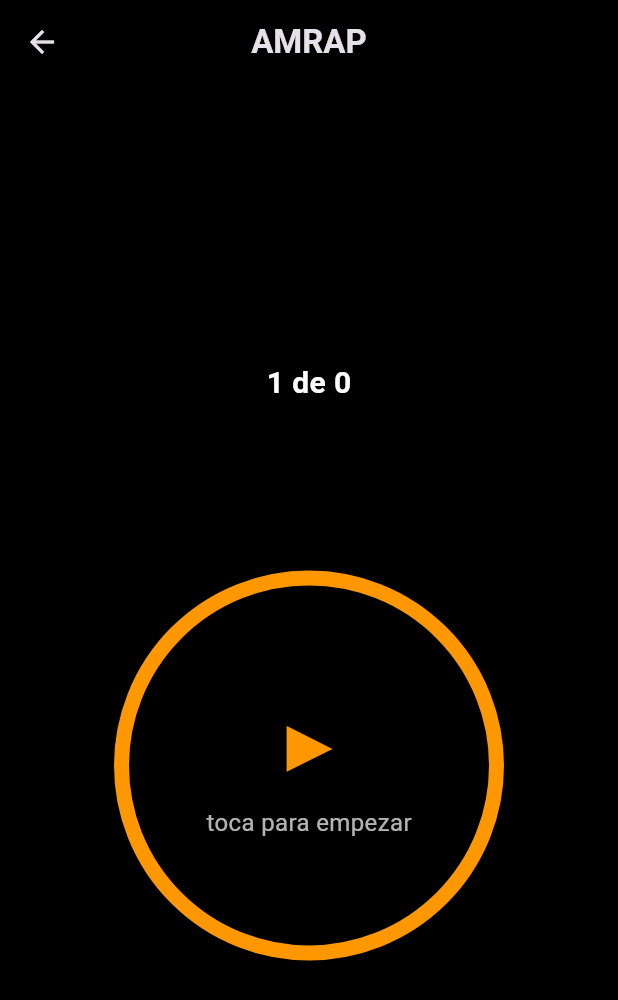
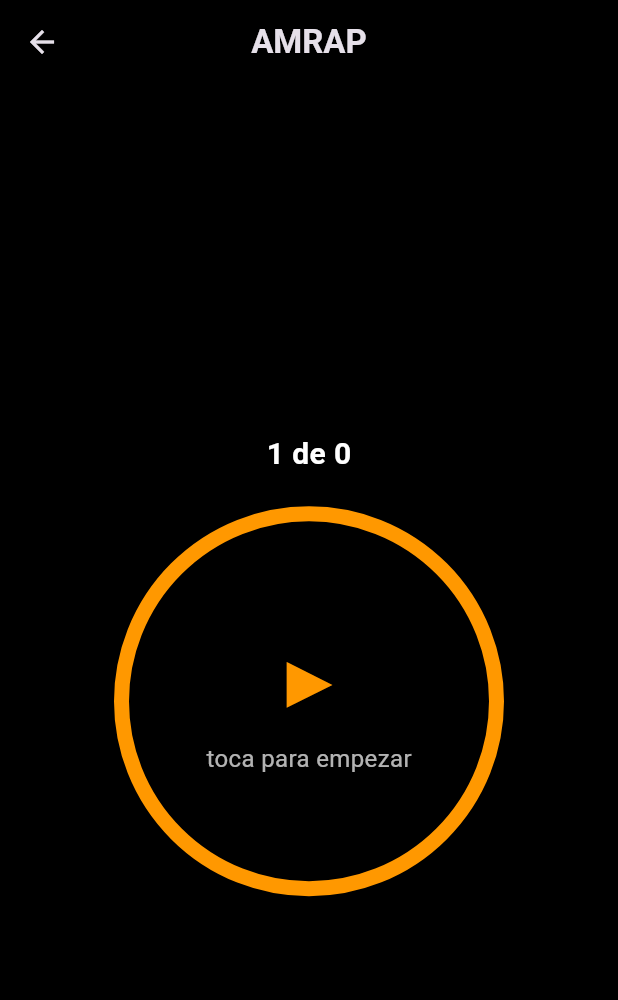
Before and after one commit to tbtkd/smartwod, a Flutter app: the TimerScreen screen opened directly with empty values, on a phone screen of 412 x 824 dp. Shown: the top 1000 px of the screen. Run offline on Flutter 3.47's test engine with Material 3 defaults, Android fonts, the phone set to English and light mode, and no system bars.

Commit message:
Refactor TimerScreen layout for improved UI organization and clarity
- Simplified the layout by removing unnecessary comments and consolidating UI elements for better responsiveness.
- Enhanced the display of current timer phase (AMRAP/REST) with updated text styling.
- Adjusted spacing and padding to create a cleaner appearance and improve user experience during countdowns.

```diff
--- a/lib/screens/timer_screen.dart
+++ b/lib/screens/timer_screen.dart
@@ -67,7 +67,6 @@ class _TimerScreenState extends State<TimerScreen> {
   }
 
   void _onCentralTap() {
-    // Solo se inicia una vez
     if (_uiState == null && !_isCountingDown) {
       _startCountdown();
     }
@@ -103,19 +102,20 @@ class _TimerScreenState extends State<TimerScreen> {
       ),
       body: Column(
         children: [
-          const Spacer(flex: 2),
+          const Spacer(),
 
-          // ===== 1 DE N + DESCANSO =====
-          // ===== BLOQUE SUPERIOR (TRABAJO / DESCANSO / 1 DE N) =====
-          Column(
+          // ===== BLOQUE CENTRAL (TODO JUNTO) =====
+          Center(
+            child: Column(
+              mainAxisSize: MainAxisSize.min,
               children: [
-              // Texto de fase
+                // AMRAP / DESCANSO
                 if (_uiState != null)
                   Text(
                     _uiState!.phase == TimerPhase.work
-                      ? 'Amrap'
+                        ? 'AMRAP'
                         : _uiState!.phase == TimerPhase.rest
-                          ? 'Descanso'
+                            ? 'DESCANSO'
                             : '',
                     style: TextStyle(
                       color: _uiState!.phase == TimerPhase.rest
@@ -128,7 +128,7 @@ class _TimerScreenState extends State<TimerScreen> {
 
                 const SizedBox(height: 6),
 
-              // 1 de N
+                // 1 de N (JUSTO ENCIMA DEL TIMER)
                 Text(
                   '$currentRound de $totalRounds',
                   style: const TextStyle(
@@ -138,7 +138,7 @@ class _TimerScreenState extends State<TimerScreen> {
                   ),
                 ),
 
-              // Descanso con segundos (solo en rest)
+                // Descanso en segundos
                 if (isRest)
                   Padding(
                     padding: const EdgeInsets.only(top: 4),
@@ -150,24 +150,21 @@ class _TimerScreenState extends State<TimerScreen> {
                       ),
                     ),
                   ),
-            ],
-          ),
 
-          const SizedBox(height: 16),
+                const SizedBox(height: 20),
 
                 // ===== TEMPORIZADOR =====
-          Expanded(
-            flex: 5,
-            child: Center(
-              child: CentralTimer(
+                CentralTimer(
                   uiState: _uiState,
                   isCountingDown: _isCountingDown,
                   countdownSeconds: _countdownSeconds,
                   onTap: _onCentralTap,
                 ),
+              ],
             ),
           ),
-          const Spacer(flex: 1),
+
+          const Spacer(),
         ],
       ),
     );
```
Lines whose indentation alone changed are shown as unchanged.
